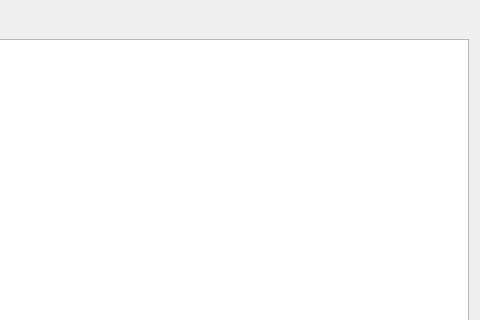
The window that pcsnotebook/src/writer.ui (N1vn0vem8er/pineconesnake) describes before a commit, drawn with Qt 5; both pictures show x 420 to 900 and y 0 to 320 of the 900 by 525 pixel window.
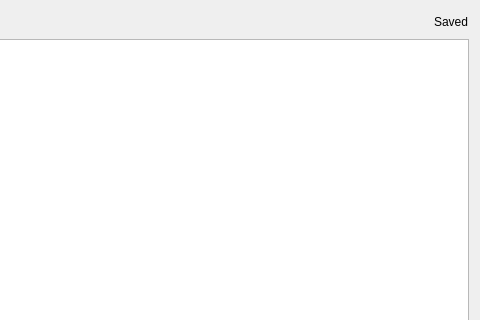
The same window after the commit. Icons and pictures are not drawn. Custom widgets are drawn as their Qt base class.

```diff
--- a/pcsnotebook/src/writer.ui
+++ b/pcsnotebook/src/writer.ui
@@ -149,6 +149,13 @@
        </property>
       </spacer>
      </item>
+     <item>
+      <widget class="QLabel" name="savedLabel">
+       <property name="text">
+        <string>Saved</string>
+       </property>
+      </widget>
+     </item>
     </layout>
    </item>
    <item>
```
